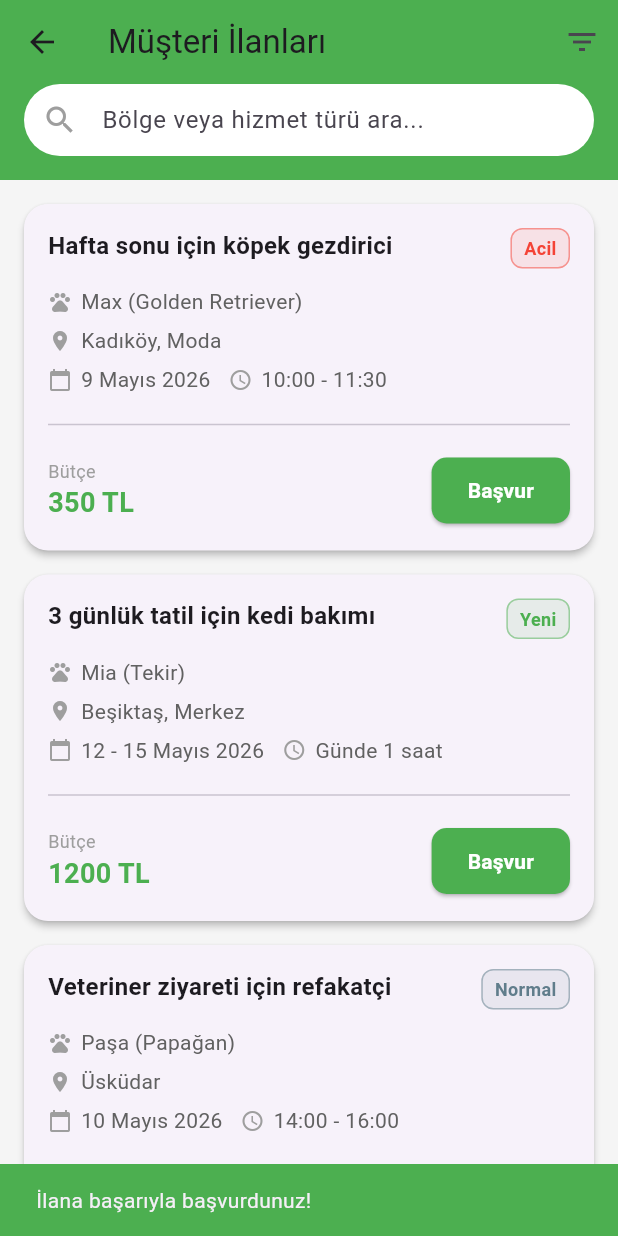
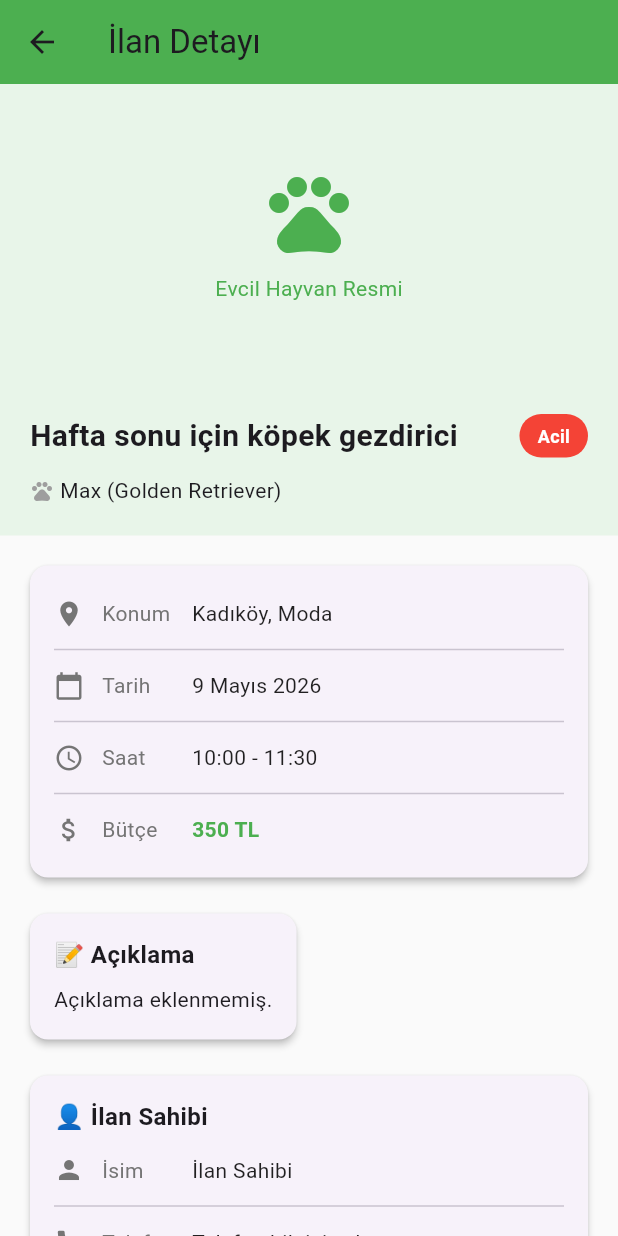
Before and after one commit to selinkincal/pet_care_app, a Flutter app: the ProviderAdsScreen screen opened directly, after a tap on "Başvur", on a phone screen of 412 x 824 dp. Run offline on Flutter 3.47's test engine with Material 3 defaults, Android fonts, the phone set to English and light mode, and no system bars; our stand-ins replace firebase_core, geocoding, geolocator, google_maps_flutter, image_picker, shared_preferences; accounts and stored records are empty.

Commit message:
İlan detay sayfasına resim ekleme özelliği ve başvuru aktifleştirildi

```diff
--- /dev/null
+++ b/lib/screens/service_provider_screens/provider_ad_detail_screen.dart
@@ -0,0 +1,313 @@
+// provider_ad_detail_screen.dart
+import 'package:flutter/material.dart';
+import '../../core/theme/app_theme.dart';
+import '../common/chatting.dart';
+
+class ProviderAdDetailScreen extends StatelessWidget {
+  final Map<String, String>? adData;
+
+  const ProviderAdDetailScreen({super.key, this.adData});
+
+  @override
+  Widget build(BuildContext context) {
+    // Tüm alanlar için güvenli erişim
+    final title = adData?['title'] ?? 'İlan Başlığı';
+    final pet = adData?['pet'] ?? 'Evcil Hayvan';
+    final location = adData?['location'] ?? 'Konum belirtilmemiş';
+    final date = adData?['date'] ?? 'Tarih belirtilmemiş';
+    final time = adData?['time'] ?? 'Saat belirtilmemiş';
+    final budget = adData?['budget'] ?? '0 TL';
+    final status = adData?['status'] ?? 'Normal';
+    final description = adData?['description'] ?? 'Açıklama eklenmemiş.';
+    final ownerName = adData?['ownerName'] ?? 'İlan Sahibi';
+    final ownerPhone = adData?['ownerPhone'] ?? 'Telefon bilgisi yok';
+    final petImageUrl =
+        adData?['petImageUrl'] ?? ''; // YENİ: evcil hayvan resmi URL'i
+
+    return Scaffold(
+      backgroundColor: Colors.grey[50],
+      appBar: AppBar(
+        title: const Text('İlan Detayı'),
+        backgroundColor: AppTheme.primaryGreen,
+        elevation: 0,
+      ),
+      body: SingleChildScrollView(
+        child: Column(
+          crossAxisAlignment: CrossAxisAlignment.start,
+          children: [
+            // Evcil Hayvan Resmi (YENİ)
+            Container(
+              height: 200,
+              width: double.infinity,
+              color: AppTheme.lightGreen,
+              child: petImageUrl.isNotEmpty
+                  ? Image.network(
+                      petImageUrl,
+                      fit: BoxFit.cover,
+                      errorBuilder: (context, error, stackTrace) {
+                        return _buildDefaultPetImage();
+                      },
+                    )
+                  : _buildDefaultPetImage(),
+            ),
+            // İlan bilgileri
+            Container(
+              width: double.infinity,
+              padding: const EdgeInsets.all(20),
+              color: AppTheme.lightGreen,
+              child: Column(
+                crossAxisAlignment: CrossAxisAlignment.start,
+                children: [
+                  Row(
+                    mainAxisAlignment: MainAxisAlignment.spaceBetween,
+                    children: [
+                      Expanded(
+                        child: Text(
+                          title,
+                          style: const TextStyle(
+                            fontSize: 20,
+                            fontWeight: FontWeight.bold,
+                          ),
+                        ),
+                      ),
+                      Container(
+                        padding: const EdgeInsets.symmetric(
+                          horizontal: 12,
+                          vertical: 6,
+                        ),
+                        decoration: BoxDecoration(
+                          color: _getStatusColor(status),
+                          borderRadius: BorderRadius.circular(20),
+                        ),
+                        child: Text(
+                          status,
+                          style: const TextStyle(
+                            color: Colors.white,
+                            fontWeight: FontWeight.bold,
+                            fontSize: 12,
+                          ),
+                        ),
+                      ),
+                    ],
+                  ),
+                  const SizedBox(height: 12),
+                  Row(
+                    children: [
+                      const Icon(Icons.pets, size: 16, color: Colors.grey),
+                      const SizedBox(width: 4),
+                      Text(pet, style: const TextStyle(fontSize: 14)),
+                    ],
+                  ),
+                ],
+              ),
+            ),
+            Padding(
+              padding: const EdgeInsets.all(16),
+              child: Column(
+                crossAxisAlignment: CrossAxisAlignment.start,
+                children: [
+                  Card(
+                    elevation: 2,
+                    shape: RoundedRectangleBorder(
+                      borderRadius: BorderRadius.circular(12),
+                    ),
+                    child: Padding(
+                      padding: const EdgeInsets.all(16),
+                      child: Column(
+                        children: [
+                          _buildInfoRow(Icons.location_on, 'Konum', location),
+                          const Divider(),
+                          _buildInfoRow(Icons.calendar_today, 'Tarih', date),
+                          const Divider(),
+                          _buildInfoRow(Icons.access_time, 'Saat', time),
+                          const Divider(),
+                          _buildInfoRow(
+                            Icons.attach_money,
+                            'Bütçe',
+                            budget,
+                            isPrice: true,
+                          ),
+                        ],
+                      ),
+                    ),
+                  ),
+                  const SizedBox(height: 16),
+                  Card(
+                    elevation: 2,
+                    shape: RoundedRectangleBorder(
+                      borderRadius: BorderRadius.circular(12),
+                    ),
+                    child: Padding(
+                      padding: const EdgeInsets.all(16),
+                      child: Column(
+                        crossAxisAlignment: CrossAxisAlignment.start,
+                        children: [
+                          const Text(
+                            '📝 Açıklama',
+                            style: TextStyle(
+                              fontSize: 16,
+                              fontWeight: FontWeight.bold,
+                            ),
+                          ),
+                          const SizedBox(height: 8),
+                          Text(
+                            description,
+                            style: const TextStyle(fontSize: 14, height: 1.5),
+                          ),
+                        ],
+                      ),
+                    ),
+                  ),
+                  const SizedBox(height: 16),
+                  Card(
+                    elevation: 2,
+                    shape: RoundedRectangleBorder(
+                      borderRadius: BorderRadius.circular(12),
+                    ),
+                    child: Padding(
+                      padding: const EdgeInsets.all(16),
+                      child: Column(
+                        crossAxisAlignment: CrossAxisAlignment.start,
+                        children: [
+                          const Text(
+                            '👤 İlan Sahibi',
+                            style: TextStyle(
+                              fontSize: 16,
+                              fontWeight: FontWeight.bold,
+                            ),
+                          ),
+                          const SizedBox(height: 8),
+                          _buildInfoRow(Icons.person, 'İsim', ownerName),
+                          const Divider(),
+                          _buildInfoRow(Icons.phone, 'Telefon', ownerPhone),
+                        ],
+                      ),
+                    ),
+                  ),
+                  const SizedBox(height: 24),
+                  Row(
+                    children: [
+                      Expanded(
+                        child: ElevatedButton.icon(
+                          onPressed: () {
+                            Navigator.push(
+                              context,
+                              MaterialPageRoute(
+                                builder: (context) =>
+                                    ChattingScreen(otherUserName: ownerName),
+                              ),
+                            );
+                          },
+                          icon: const Icon(Icons.chat),
+                          label: const Text('Mesaj Gönder'),
+                          style: ElevatedButton.styleFrom(
+                            backgroundColor: Colors.blue,
+                            padding: const EdgeInsets.symmetric(vertical: 12),
+                            shape: RoundedRectangleBorder(
+                              borderRadius: BorderRadius.circular(10),
+                            ),
+                          ),
+                        ),
+                      ),
+                      const SizedBox(width: 12),
+                      Expanded(
+                        child: ElevatedButton.icon(
+                          onPressed: () {
+                            showDialog(
+                              context: context,
+                              builder: (context) => AlertDialog(
+                                title: const Text('Başvuru Gönderildi'),
+                                content: const Text(
+                                  'İlana başvurunuz başarıyla iletildi.',
+                                ),
+                                actions: [
+                                  TextButton(
+                                    onPressed: () => Navigator.pop(context),
+                                    child: const Text('Tamam'),
+                                  ),
+                                ],
+                              ),
+                            );
+                          },
+                          icon: const Icon(Icons.send),
+                          label: const Text('Başvur'),
+                          style: ElevatedButton.styleFrom(
+                            backgroundColor: AppTheme.primaryGreen,
+                            padding: const EdgeInsets.symmetric(vertical: 12),
+                            shape: RoundedRectangleBorder(
+                              borderRadius: BorderRadius.circular(10),
+                            ),
+                          ),
+                        ),
+                      ),
+                    ],
+                  ),
+                  const SizedBox(height: 32),
+                ],
+              ),
+            ),
+          ],
+        ),
+      ),
+    );
+  }
+
+  Widget _buildDefaultPetImage() {
+    return Column(
+      mainAxisAlignment: MainAxisAlignment.center,
+      children: [
+        Icon(Icons.pets, size: 64, color: AppTheme.primaryGreen),
+        const SizedBox(height: 8),
+        Text(
+          'Evcil Hayvan Resmi',
+          style: TextStyle(color: AppTheme.primaryGreen),
+        ),
+      ],
+    );
+  }
+
+  Widget _buildInfoRow(
+    IconData icon,
+    String label,
+    String value, {
+    bool isPrice = false,
+  }) {
+    return Padding(
+      padding: const EdgeInsets.symmetric(vertical: 6),
+      child: Row(
+        children: [
+          Icon(icon, size: 20, color: Colors.grey[600]),
+          const SizedBox(width: 12),
+          SizedBox(
+            width: 60,
+            child: Text(
+              label,
+              style: TextStyle(color: Colors.grey[600], fontSize: 14),
+            ),
+          ),
+          Expanded(
+            child: Text(
+              value,
+              style: TextStyle(
+                fontSize: 14,
+                fontWeight: isPrice ? FontWeight.bold : FontWeight.normal,
+                color: isPrice ? AppTheme.primaryGreen : Colors.black87,
+              ),
+            ),
+          ),
+        ],
+      ),
+    );
+  }
+
+  Color _getStatusColor(String status) {
+    switch (status) {
+      case 'Acil':
+        return Colors.red;
+      case 'Yeni':
+        return Colors.green;
+      default:
+        return Colors.blueGrey;
+    }
+  }
+}
--- a/lib/screens/service_provider_screens/provider_ads_screen.dart
+++ b/lib/screens/service_provider_screens/provider_ads_screen.dart
@@ -1,13 +1,13 @@
 // provider_ads_screen.dart
 import 'package:flutter/material.dart';
 import '../../core/theme/app_theme.dart';
+import 'provider_ad_detail_screen.dart';
 
 class ProviderAdsScreen extends StatelessWidget {
   const ProviderAdsScreen({super.key});
 
   @override
   Widget build(BuildContext context) {
-    // بيانات وهمية مؤقتة للإعلانات
     final List<Map<String, String>> mockAds = [
       {
         'title': 'Hafta sonu için köpek gezdirici',
@@ -54,17 +54,11 @@ class ProviderAdsScreen extends StatelessWidget {
         backgroundColor: AppTheme.primaryGreen,
         elevation: 0,
         actions: [
-          IconButton(
-            icon: const Icon(Icons.filter_list),
-            onPressed: () {
-              // سيتم إضافة الفلاتر لاحقاً
-            },
-          ),
+          IconButton(icon: const Icon(Icons.filter_list), onPressed: () {}),
         ],
       ),
       body: Column(
         children: [
-          // شريط البحث المدمج
           Container(
             color: AppTheme.primaryGreen,
             padding: const EdgeInsets.fromLTRB(16, 0, 16, 16),
@@ -82,8 +76,6 @@ class ProviderAdsScreen extends StatelessWidget {
               ),
             ),
           ),
-
-          // قائمة الإعلانات
           Expanded(
             child: ListView.builder(
               padding: const EdgeInsets.all(16),
@@ -98,9 +90,7 @@ class ProviderAdsScreen extends StatelessWidget {
     );
   }
 
-  // دالة بناء بطاقة الإعلان
   Widget _buildAdCard(BuildContext context, Map<String, String> ad) {
-    // تحديد لون الوسم بناءً على الحالة
     Color badgeColor;
     if (ad['status'] == 'Acil') {
       badgeColor = Colors.red;
@@ -119,7 +109,6 @@ class ProviderAdsScreen extends StatelessWidget {
         child: Column(
           crossAxisAlignment: CrossAxisAlignment.start,
           children: [
-            // العنوان والوسم
             Row(
               crossAxisAlignment: CrossAxisAlignment.start,
               children: [
@@ -157,8 +146,6 @@ class ProviderAdsScreen extends StatelessWidget {
               ],
             ),
             const SizedBox(height: 12),
-
-            // تفاصيل الحيوان والموقع
             Row(
               children: [
                 const Icon(Icons.pets, size: 16, color: Colors.grey),
@@ -181,8 +168,6 @@ class ProviderAdsScreen extends StatelessWidget {
               ],
             ),
             const SizedBox(height: 6),
-
-            // تفاصيل الزمان
             Row(
               children: [
                 const Icon(Icons.calendar_today, size: 16, color: Colors.grey),
@@ -200,13 +185,10 @@ class ProviderAdsScreen extends StatelessWidget {
                 ),
               ],
             ),
-
             const Padding(
               padding: EdgeInsets.symmetric(vertical: 12),
               child: Divider(),
             ),
-
-            // السعر وزر التقديم
             Row(
               mainAxisAlignment: MainAxisAlignment.spaceBetween,
               children: [
@@ -229,11 +211,11 @@ class ProviderAdsScreen extends StatelessWidget {
                 ),
                 ElevatedButton(
                   onPressed: () {
-                    // محاكاة إرسال طلب على الإعلان
-                    ScaffoldMessenger.of(context).showSnackBar(
-                      const SnackBar(
-                        content: Text('İlana başarıyla başvurdunuz!'),
-                        backgroundColor: AppTheme.primaryGreen,
+                    Navigator.push(
+                      context,
+                      MaterialPageRoute(
+                        builder: (context) =>
+                            ProviderAdDetailScreen(adData: ad),
                       ),
                     );
                   },
@@ -242,17 +224,10 @@ class ProviderAdsScreen extends StatelessWidget {
                     shape: RoundedRectangleBorder(
                       borderRadius: BorderRadius.circular(10),
                     ),
-                    padding: const EdgeInsets.symmetric(
-                      horizontal: 24,
-                      vertical: 12,
-                    ),
                   ),
                   child: const Text(
                     'Başvur',
-                    style: TextStyle(
-                      color: Colors.white,
-                      fontWeight: FontWeight.bold,
-                    ),
+                    style: TextStyle(color: Colors.white),
                   ),
                 ),
               ],
```
Also changed, not shown: lib/screens/pet_owner_screens/owner_create_ad_screen.dart (+136 -80 lines).
